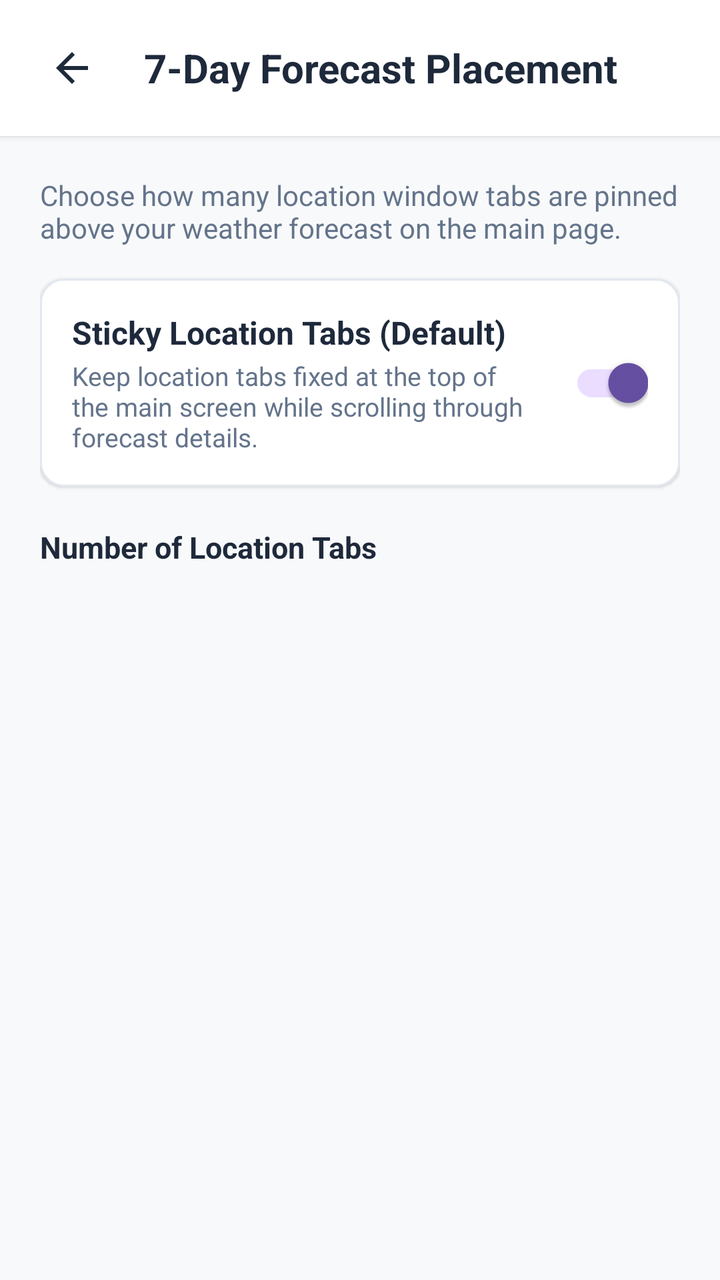
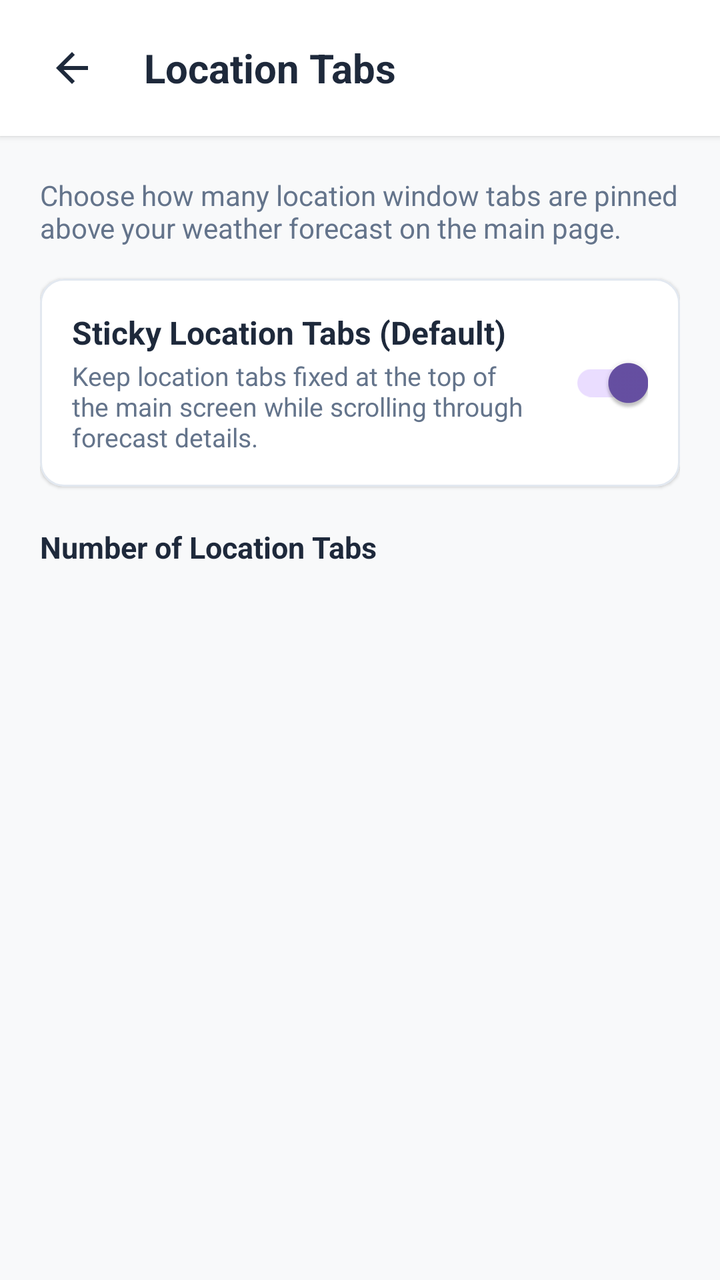

Two renders of the same Android screen: before a commit and after it. Below are the layout's source before the change and the commit's diff.
<!-- AndroidManifest.xml: application theme Theme.WeatherAPP -->
<!-- res/layout/dialog_tabs_settings.xml -->
<?xml version="1.0" encoding="utf-8"?>
<LinearLayout xmlns:android="http://schemas.android.com/apk/res/android"
    xmlns:app="http://schemas.android.com/apk/res-auto"
    xmlns:tools="http://schemas.android.com/tools"
    android:layout_width="match_parent"
    android:layout_height="match_parent"
    android:background="@color/background_light"
    android:orientation="vertical">

    
    <com.google.android.material.card.MaterialCardView
        android:id="@+id/cardHeader"
        android:layout_width="match_parent"
        android:layout_height="wrap_content"
        app:cardBackgroundColor="@color/surface_card"
        app:cardCornerRadius="0dp"
        app:cardElevation="2dp"
        app:strokeWidth="0dp">

        <LinearLayout
            android:layout_width="match_parent"
            android:layout_height="wrap_content"
            android:gravity="center_vertical"
            android:orientation="horizontal"
            android:paddingHorizontal="16dp"
            android:paddingVertical="14dp">

            <ImageButton
                android:id="@+id/btnBack"
                android:layout_width="40dp"
                android:layout_height="40dp"
                android:background="?attr/selectableItemBackgroundBorderless"
                android:contentDescription="@string/cd_back"
                android:padding="8dp"
                android:scaleType="fitCenter"
                android:src="@drawable/ic_back"
                app:tint="@color/text_primary" />

            <TextView
                android:layout_width="wrap_content"
                android:layout_height="wrap_content"
                android:layout_marginStart="16dp"
                android:text="@string/title_seven_day_placement"
                android:textColor="@color/text_primary"
                android:textSize="20sp"
                android:textStyle="bold" />

        </LinearLayout>

    </com.google.android.material.card.MaterialCardView>

    <ScrollView
        android:layout_width="match_parent"
        android:layout_height="match_parent"
        android:fillViewport="true">

        <LinearLayout
            android:layout_width="match_parent"
            android:layout_height="wrap_content"
            android:orientation="vertical"
            android:padding="20dp">

            <TextView
                android:layout_width="wrap_content"
                android:layout_height="wrap_content"
                android:layout_marginBottom="16dp"
                android:text="@string/desc_tabs_settings"
                android:textColor="@color/text_secondary"
                android:textSize="14sp" />

            
            <com.google.android.material.card.MaterialCardView
                android:id="@+id/cardStickyTabsSwitch"
                android:layout_width="match_parent"
                android:layout_height="wrap_content"
                android:layout_marginBottom="20dp"
                app:cardBackgroundColor="@color/surface_card"
                app:cardCornerRadius="12dp"
                app:cardElevation="1dp"
                app:strokeColor="@color/divider_color"
                app:strokeWidth="1dp">

                <LinearLayout
                    android:layout_width="match_parent"
                    android:layout_height="wrap_content"
                    android:gravity="center_vertical"
                    android:orientation="horizontal"
                    android:padding="16dp">

                    <LinearLayout
                        android:layout_width="0dp"
                        android:layout_height="wrap_content"
                        android:layout_marginEnd="12dp"
                        android:layout_weight="1"
                        android:orientation="vertical">

                        <TextView
                            android:id="@+id/tvStickyTitle"
                            android:layout_width="wrap_content"
                            android:layout_height="wrap_content"
                            android:text="@string/title_sticky_location_tabs"
                            android:textColor="@color/text_primary"
                            android:textSize="16sp"
                            android:textStyle="bold" />

                        <TextView
                            android:id="@+id/tvStickyDesc"
                            android:layout_width="wrap_content"
                            android:layout_height="wrap_content"
                            android:layout_marginTop="2dp"
                            android:text="@string/desc_sticky_location_tabs"
                            android:textColor="@color/text_secondary"
                            android:textSize="13sp" />

                    </LinearLayout>

                    <com.google.android.material.switchmaterial.SwitchMaterial
                        android:id="@+id/switchStickyTabs"
                        android:layout_width="wrap_content"
                        android:layout_height="wrap_content"
                        android:checked="true" />

                </LinearLayout>

            </com.google.android.material.card.MaterialCardView>

            <TextView
                android:id="@+id/tvTabsCountHeader"
                android:layout_width="wrap_content"
                android:layout_height="wrap_content"
                android:layout_marginBottom="8dp"
                android:text="@string/title_number_of_location_tabs"
                android:textColor="@color/text_primary"
                android:textSize="15sp"
                android:textStyle="bold" />

            <RadioGroup
                android:id="@+id/rgTabOptions"
                android:layout_width="match_parent"
                android:layout_height="wrap_content"
                android:orientation="vertical" />

        </LinearLayout>

    </ScrollView>

</LinearLayout>
<!-- resources referenced by this layout -->
<resources>
  <color name="background_light">#F8F9FA</color>
  <color name="divider_color">#E2E8F0</color>
  <color name="surface_card">#FFFFFF</color>
  <color name="text_primary">#1E293B</color>
  <color name="text_secondary">#64748B</color>
  <!-- drawable ic_back (drawable) -->
  <vector xmlns:android="http://schemas.android.com/apk/res/android"
      android:width="24dp"
      android:height="24dp"
      android:viewportWidth="24"
      android:viewportHeight="24">
    <path
        android:fillColor="@color/text_primary"
        android:pathData="M20,11H7.83l5.59,-5.59L12,4l-8,8 8,8 1.41,-1.41L7.83,13H20v-2z"/>
  </vector>
  <string name="cd_back">Back</string>
  <string name="desc_sticky_location_tabs">Keep location tabs fixed at the top of the main screen while scrolling through forecast details.</string>
  <string name="desc_tabs_settings">Choose how many location window tabs are pinned above your weather forecast on the main page.</string>
  <string name="title_number_of_location_tabs">Number of Location Tabs</string>
  <string name="title_seven_day_placement">7-Day Forecast Placement</string>
  <string name="title_sticky_location_tabs">Sticky Location Tabs (Default)</string>
  <style name="Theme.WeatherAPP" parent="Base.Theme.WeatherAPP" />
  <style name="Base.Theme.WeatherAPP" parent="Theme.Material3.DayNight.NoActionBar">
          <item name="android:statusBarColor">@color/surface_card</item>
          <item name="android:windowLightStatusBar">true</item>
      </style>
</resources>

<!-- the commit's change to res/layout/dialog_tabs_settings.xml (unified diff, before → after) -->
@@ -40,7 +40,7 @@
                 android:layout_width="wrap_content"
                 android:layout_height="wrap_content"
                 android:layout_marginStart="16dp"
-                android:text="@string/title_seven_day_placement"
+                android:text="@string/title_location_tabs"
                 android:textColor="@color/text_primary"
                 android:textSize="20sp"
                 android:textStyle="bold" />
<!-- resource entries referenced after the edit -->
@@ -18,8 +18,8 @@
   <string name="cd_back">Back</string>
   <string name="desc_sticky_location_tabs">Keep location tabs fixed at the top of the main screen while scrolling through forecast details.</string>
   <string name="desc_tabs_settings">Choose how many location window tabs are pinned above your weather forecast on the main page.</string>
+  <string name="title_location_tabs">Location Tabs</string>
   <string name="title_number_of_location_tabs">Number of Location Tabs</string>
-  <string name="title_seven_day_placement">7-Day Forecast Placement</string>
   <string name="title_sticky_location_tabs">Sticky Location Tabs (Default)</string>
   <style name="Theme.WeatherAPP" parent="Base.Theme.WeatherAPP" />
   <style name="Base.Theme.WeatherAPP" parent="Theme.Material3.DayNight.NoActionBar">
